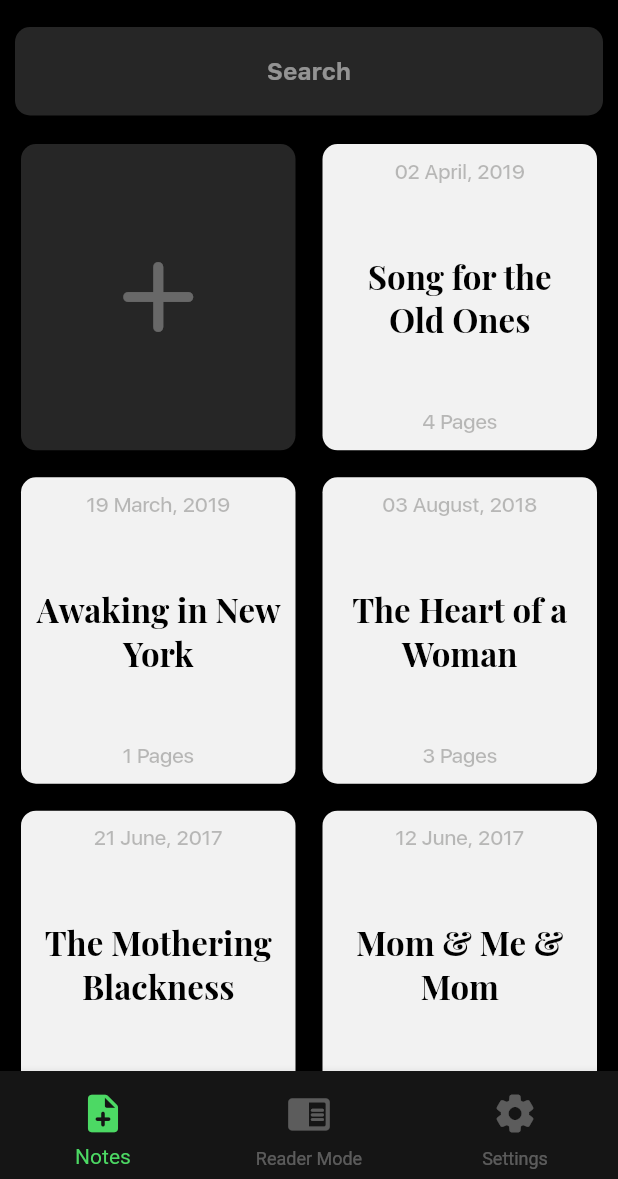
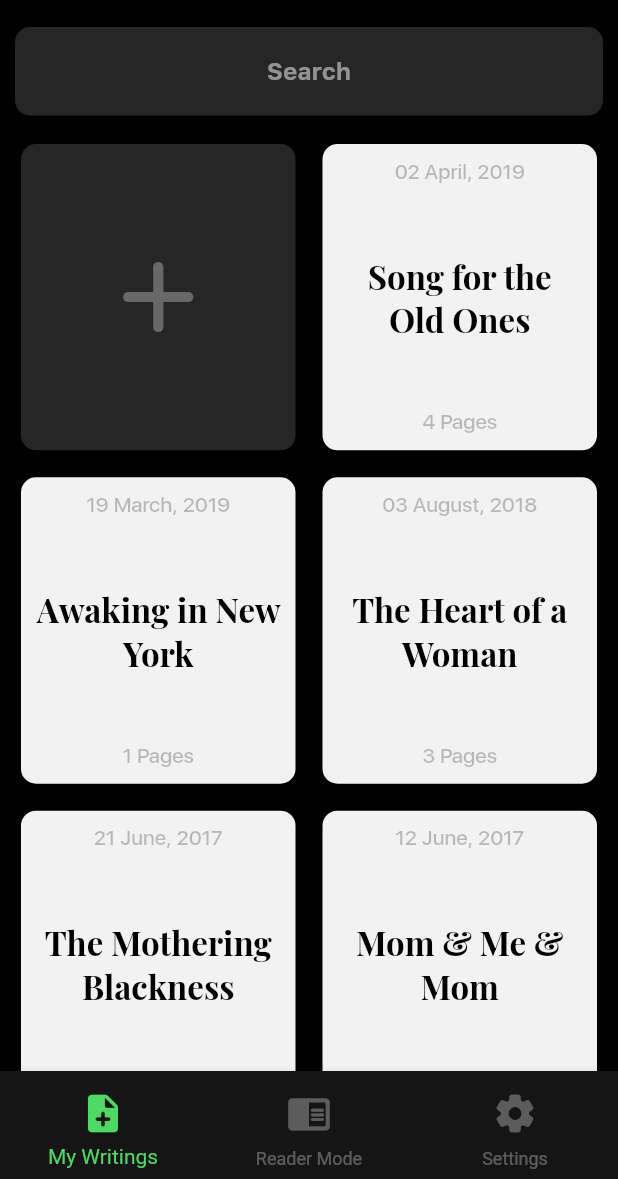
Before and after one commit to pawanparihar05/Write_, a Flutter app: the screen it shows after launch, on a phone screen of 412 x 824 dp, the part 57-1236 px from its top. Run offline on Flutter 3.47's test engine with Material 2 defaults, Android fonts, the phone set to English and light mode, and no system bars; our stand-ins replace flutter_svg; project files that could hold a hidden picture were left out.

Commit message:
- string changes

```diff
--- a/lib/constants/strings.dart
+++ b/lib/constants/strings.dart
@@ -1,5 +1,5 @@
 /// STRING RESOURCES FOR THE APP
-const String notes = "Notes";
+const String notes = "My Writings";
 const String readerMode = "Reader Mode";
 const String settings = "Settings";
 const String testString =
```
